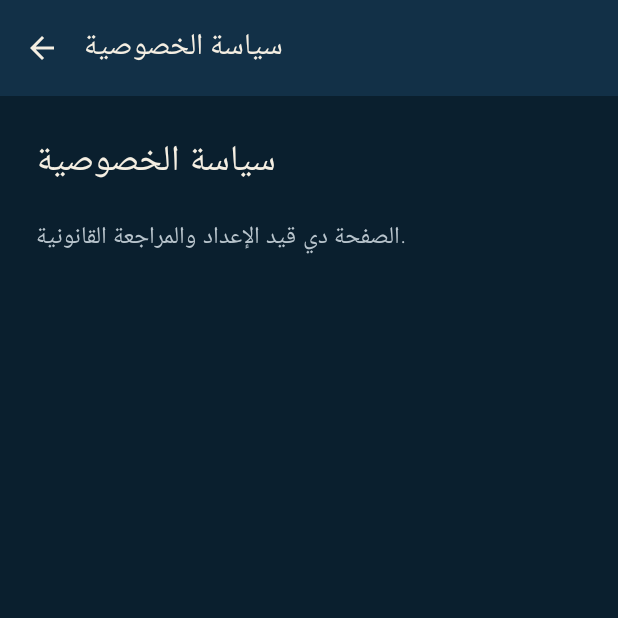
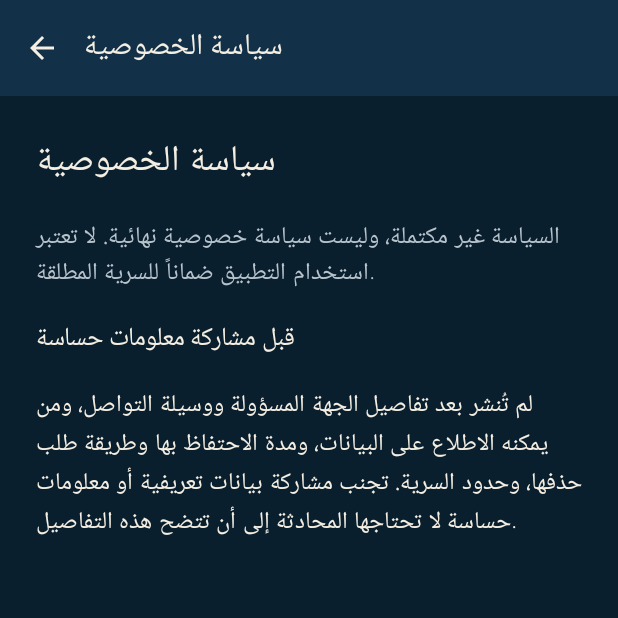
Before and after one commit to AhmedAbdoRH/MadarApp-, an Android app built with Jetpack Compose: the composable PrivacyPolicyScreen shown on its own in the app's theme, on a phone screen of 412 x 824 dp, the top half of it. Run offline under Robolectric (Android 15) with nearby library versions, the phone set to English and light mode, and no system bars; 11 statements that could not run were skipped.

Commit message:
Improve reviewed UX: PrivacyPolicyScreen.kt

```diff
--- a/app/src/main/java/com/example/ui/screens/PrivacyPolicyScreen.kt
+++ b/app/src/main/java/com/example/ui/screens/PrivacyPolicyScreen.kt
@@ -1,6 +1,8 @@
 package com.example.ui.screens
 
 import androidx.activity.compose.BackHandler
+import androidx.compose.foundation.rememberScrollState
+import androidx.compose.foundation.verticalScroll
 import androidx.compose.foundation.layout.Arrangement
 import androidx.compose.foundation.layout.Column
 import androidx.compose.foundation.layout.fillMaxSize
@@ -70,6 +72,7 @@ fun PrivacyPolicyScreen(
             modifier = Modifier
                 .fillMaxSize()
                 .padding(innerPadding)
+                .verticalScroll(rememberScrollState())
                 .padding(24.dp),
             verticalArrangement = Arrangement.spacedBy(16.dp)
         ) {
@@ -80,11 +83,22 @@ fun PrivacyPolicyScreen(
                 color = SanadTheme.colors.text
             )
             Text(
-                text = "الصفحة دي قيد الإعداد والمراجعة القانونية.",
+                text = "السياسة غير مكتملة، وليست سياسة خصوصية نهائية. لا تعتبر استخدام التطبيق ضماناً للسرية المطلقة.",
                 style = MaterialTheme.typography.bodyLarge,
                 color = SanadTheme.colors.textSecondary,
                 lineHeight = 24.sp
             )
+            Text(
+                text = "قبل مشاركة معلومات حساسة",
+                style = MaterialTheme.typography.titleMedium,
+                color = SanadTheme.colors.text
+            )
+            Text(
+                text = "لم تُنشر بعد تفاصيل الجهة المسؤولة ووسيلة التواصل، ومن يمكنه الاطلاع على البيانات، ومدة الاحتفاظ بها وطريقة طلب حذفها، وحدود السرية. تجنب مشاركة بيانات تعريفية أو معلومات حساسة لا تحتاجها المحادثة إلى أن تتضح هذه التفاصيل.",
+                style = MaterialTheme.typography.bodyLarge,
+                color = SanadTheme.colors.text,
+                lineHeight = 26.sp
+            )
         }
     }
 }
```
